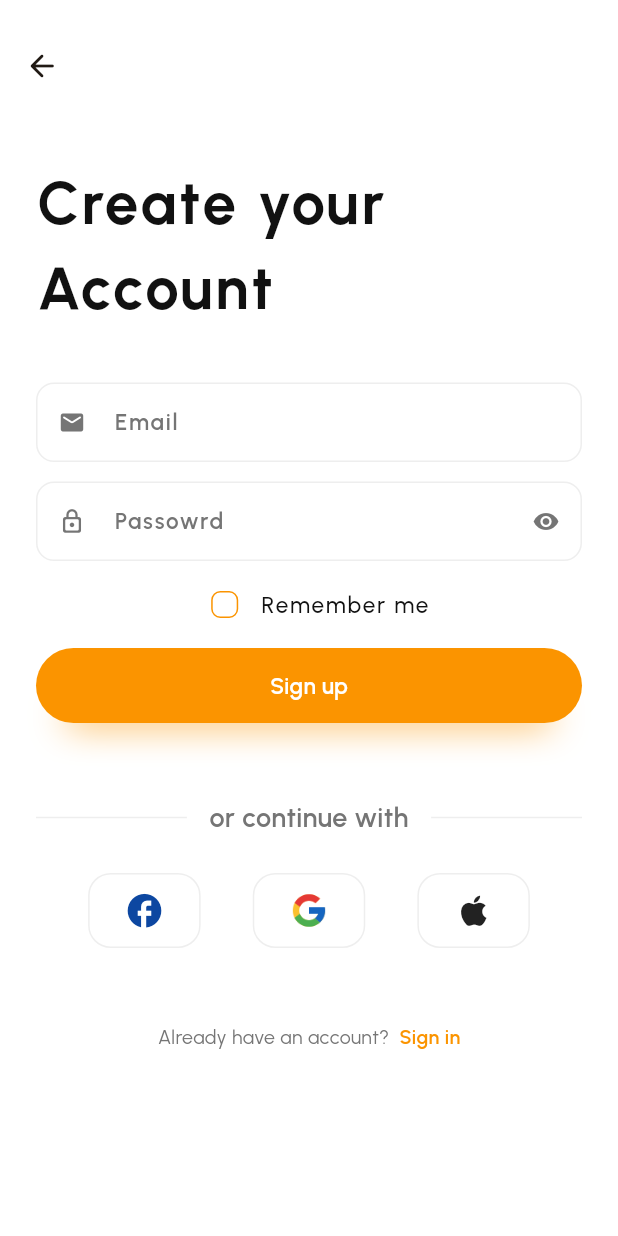
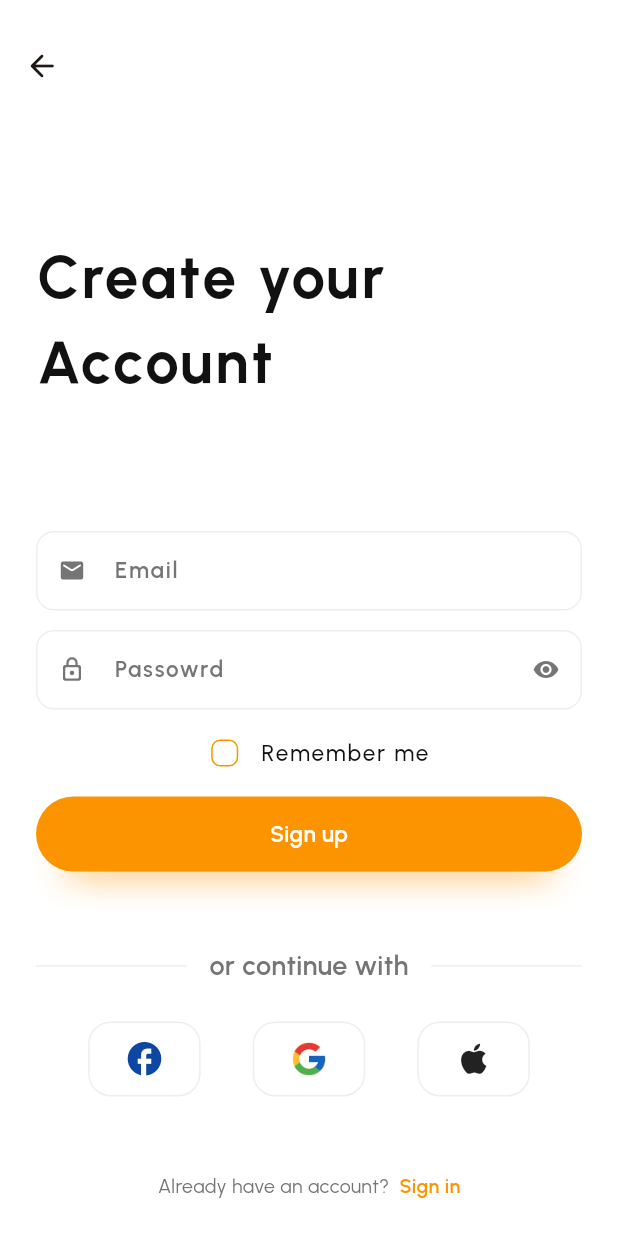
Before and after one commit to Gaurav-Kushwaha-1225/Casca, a Flutter app: the screen it shows after launch, after a tap on "Sign up", on a phone screen of 412 x 824 dp. Run offline on Flutter 3.47's test engine with Material 3 defaults, Android fonts, the phone set to English and light mode, and no system bars; our stand-ins replace go_router, google_fonts.

Commit message:
Login Page 2 made Responsive

```diff
--- a/lib/screens/login_page/login_page_2/login_page_2.dart
+++ b/lib/screens/login_page/login_page_2/login_page_2.dart
@@ -23,7 +23,8 @@ class _LoginPage2State extends State<LoginPage2> {
   bool passwordRememberMe = false;
   @override
   Widget build(BuildContext context) {
-    return Scaffold(resizeToAvoidBottomInset: false,
+    return Scaffold(
+      resizeToAvoidBottomInset: false,
       appBar: CustomAppBar(
           leadingIcon: Icons.arrow_back_rounded,
           leadingFunc: () {
@@ -33,7 +34,7 @@ class _LoginPage2State extends State<LoginPage2> {
           mainAxisAlignment: MainAxisAlignment.start,
           crossAxisAlignment: CrossAxisAlignment.start,
           children: [
-            const SizedBox(),
+            const Expanded(child: SizedBox()),
             Container(
               margin: const EdgeInsets.only(
                   left: 24, right: 24, bottom: 35, top: 50),
@@ -52,7 +53,7 @@ class _LoginPage2State extends State<LoginPage2> {
                 textAlign: TextAlign.left,
               ),
             ),
-            const SizedBox(),
+            const Expanded(child: SizedBox()),
             Container(
               margin: const EdgeInsets.only(left: 24, right: 24, bottom: 13),
               height: 53,
```
